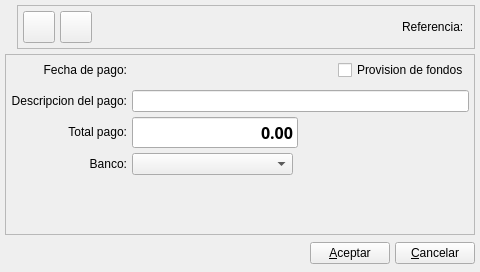
Above: bulmages/bulmafact/src/pagobase.ui from eboladev/Bulmages-1 before the change. Below: the same form after it.
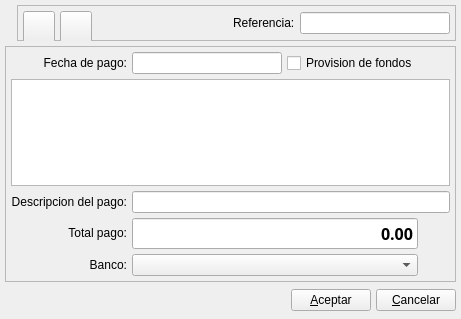
That is the form after the change. Icons and pictures are not drawn. Custom widgets are drawn as their Qt base class.

```diff
--- a/bulmages/bulmafact/src/pagobase.ui
+++ b/bulmages/bulmafact/src/pagobase.ui
@@ -6,8 +6,8 @@
    <rect>
     <x>0</x>
     <y>0</y>
-    <width>480</width>
-    <height>272</height>
+    <width>461</width>
+    <height>319</height>
    </rect>
   </property>
   <property name="windowTitle" >
@@ -16,10 +16,7 @@
   <property name="windowIcon" >
    <iconset resource="../../bulmages.qrc" >:/Bulmafact48x48/images/png/48x48/i_bulmages_pagos.48x48.png</iconset>
   </property>
-  <layout class="QVBoxLayout" >
-   <property name="spacing" >
-    <number>5</number>
-   </property>
+  <layout class="QGridLayout" >
    <property name="leftMargin" >
     <number>5</number>
    </property>
@@ -32,7 +29,13 @@
    <property name="bottomMargin" >
     <number>5</number>
    </property>
-   <item>
+   <property name="horizontalSpacing" >
+    <number>5</number>
+   </property>
+   <property name="verticalSpacing" >
+    <number>5</number>
+   </property>
+   <item row="0" column="0" >
     <layout class="QHBoxLayout" >
      <property name="spacing" >
       <number>5</number>
@@ -202,14 +205,27 @@
          </widget>
         </item>
         <item>
-         <widget class="BusquedaReferencia" native="1" name="mui_refpago" />
+         <widget class="BusquedaReferencia" name="mui_refpago" >
+          <property name="minimumSize" >
+           <size>
+            <width>150</width>
+            <height>0</height>
+           </size>
+          </property>
+          <property name="maximumSize" >
+           <size>
+            <width>150</width>
+            <height>16777215</height>
+           </size>
+          </property>
+         </widget>
         </item>
        </layout>
       </widget>
      </item>
     </layout>
    </item>
-   <item>
+   <item row="1" column="0" >
     <widget class="QFrame" name="frame_2" >
      <property name="frameShape" >
       <enum>QFrame::StyledPanel</enum>
@@ -236,51 +252,49 @@
       <property name="verticalSpacing" >
        <number>5</number>
       </property>
+      <item row="0" column="0" >
+       <widget class="QLabel" name="textLabel1_2_3" >
+        <property name="text" >
+         <string>Fecha de pago:</string>
+        </property>
+        <property name="alignment" >
+         <set>Qt::AlignRight|Qt::AlignTrailing|Qt::AlignVCenter</set>
+        </property>
+       </widget>
+      </item>
+      <item row="0" column="1" >
+       <widget class="BusquedaFecha" name="mui_fechapago" >
+        <property name="minimumSize" >
+         <size>
+          <width>150</width>
+          <height>0</height>
+         </size>
+        </property>
+        <property name="maximumSize" >
+         <size>
+          <width>150</width>
+          <height>16777215</height>
+         </size>
+        </property>
+       </widget>
+      </item>
+      <item row="0" column="2" >
+       <widget class="QCheckBox" name="mui_previsionpago" >
+        <property name="layoutDirection" >
+         <enum>Qt::LeftToRight</enum>
+        </property>
+        <property name="text" >
+         <string>Provision de fondos</string>
+        </property>
+       </widget>
+      </item>
       <item row="1" column="0" colspan="4" >
-       <widget class="BusquedaProveedor" native="1" name="mui_idproveedor" >
-        <property name="minimumSize" >
-         <size>
-          <width>250</width>
-          <height>0</height>
-         </size>
+       <widget class="BusquedaProveedor" name="mui_idproveedor" >
+        <property name="focusPolicy" >
+         <enum>Qt::StrongFocus</enum>
         </property>
        </widget>
       </item>
-      <item row="3" column="0" >
-       <widget class="QLabel" name="textLabel1_4_4" >
-        <property name="sizePolicy" >
-         <sizepolicy vsizetype="Fixed" hsizetype="Preferred" >
-          <horstretch>0</horstretch>
-          <verstretch>0</verstretch>
-         </sizepolicy>
-        </property>
-        <property name="text" >
-         <string>Total pago:</string>
-        </property>
-        <property name="alignment" >
-         <set>Qt::AlignRight|Qt::AlignTrailing|Qt::AlignVCenter</set>
-        </property>
-        <property name="buddy" >
-         <cstring>mui_cantpago</cstring>
-        </property>
-       </widget>
-      </item>
-      <item row="5" column="0" colspan="4" >
-       <spacer>
-        <property name="orientation" >
-         <enum>Qt::Vertical</enum>
-        </property>
-        <property name="sizeHint" >
-         <size>
-          <width>428</width>
-          <height>16</height>
-         </size>
-        </property>
-       </spacer>
-      </item>
-      <item row="2" column="1" colspan="3" >
-       <widget class="QLineEdit" name="mui_comentpago" />
-      </item>
       <item row="2" column="0" >
        <widget class="QLabel" name="textLabel1_2_2_3_2" >
         <property name="sizePolicy" >
@@ -300,11 +314,45 @@
         </property>
        </widget>
       </item>
+      <item row="2" column="1" colspan="3" >
+       <widget class="QLineEdit" name="mui_comentpago" />
+      </item>
+      <item row="3" column="0" >
+       <widget class="QLabel" name="textLabel1_4_4" >
+        <property name="sizePolicy" >
+         <sizepolicy vsizetype="Fixed" hsizetype="Preferred" >
+          <horstretch>0</horstretch>
+          <verstretch>0</verstretch>
+         </sizepolicy>
+        </property>
+        <property name="text" >
+         <string>Total pago:</string>
+        </property>
+        <property name="alignment" >
+         <set>Qt::AlignRight|Qt::AlignTrailing|Qt::AlignVCenter</set>
+        </property>
+        <property name="buddy" >
+         <cstring>mui_cantpago</cstring>
+        </property>
+       </widget>
+      </item>
       <item row="3" column="1" colspan="2" >
        <widget class="QLineEdit" name="mui_cantpago" >
         <property name="enabled" >
          <bool>true</bool>
         </property>
+        <property name="sizePolicy" >
+         <sizepolicy vsizetype="Fixed" hsizetype="Preferred" >
+          <horstretch>0</horstretch>
+          <verstretch>0</verstretch>
+         </sizepolicy>
+        </property>
+        <property name="minimumSize" >
+         <size>
+          <width>250</width>
+          <height>0</height>
+         </size>
+        </property>
         <property name="font" >
          <font>
           <family>Sans Serif</family>
@@ -324,81 +372,6 @@
         </property>
        </widget>
       </item>
-      <item row="0" column="0" >
-       <widget class="QLabel" name="textLabel1_2_3" >
-        <property name="text" >
-         <string>Fecha de pago:</string>
-        </property>
-        <property name="alignment" >
-         <set>Qt::AlignRight|Qt::AlignTrailing|Qt::AlignVCenter</set>
-        </property>
-       </widget>
-      </item>
-      <item row="0" column="1" >
-       <widget class="BusquedaFecha" native="1" name="mui_fechapago" >
-        <property name="sizePolicy" >
-         <sizepolicy vsizetype="Preferred" hsizetype="Expanding" >
-          <horstretch>0</horstretch>
-          <verstretch>0</verstretch>
-         </sizepolicy>
-        </property>
-       </widget>
-      </item>
-      <item row="3" column="3" >
-       <spacer>
-        <property name="orientation" >
-         <enum>Qt::Horizontal</enum>
-        </property>
-        <property name="sizeHint" >
-         <size>
-          <width>162</width>
-          <height>26</height>
-         </size>
-        </property>
-       </spacer>
-      </item>
-      <item row="0" column="2" colspan="2" >
-       <layout class="QHBoxLayout" >
-        <property name="spacing" >
-         <number>5</number>
-        </property>
-        <property name="leftMargin" >
-         <number>0</number>
-        </property>
-        <property name="topMargin" >
-         <number>0</number>
-        </property>
-        <property name="rightMargin" >
-         <number>0</number>
-        </property>
-        <property name="bottomMargin" >
-         <number>0</number>
-        </property>
-        <item>
-         <spacer>
-          <property name="orientation" >
-           <enum>Qt::Horizontal</enum>
-          </property>
-          <property name="sizeHint" >
-           <size>
-            <width>40</width>
-            <height>20</height>
-           </size>
-          </property>
-         </spacer>
-        </item>
-        <item>
-         <widget class="QCheckBox" name="mui_previsionpago" >
-          <property name="layoutDirection" >
-           <enum>Qt::LeftToRight</enum>
-          </property>
-          <property name="text" >
-           <string>Provision de fondos</string>
-          </property>
-         </widget>
-        </item>
-       </layout>
-      </item>
       <item row="4" column="0" >
        <widget class="QLabel" name="textLabel1_4_5" >
         <property name="sizePolicy" >
@@ -418,13 +391,62 @@
         </property>
        </widget>
       </item>
-      <item row="4" column="1" >
-       <widget class="BusquedaBanco" name="mui_idbanco" />
+      <item row="4" column="1" colspan="2" >
+       <widget class="BusquedaBanco" name="mui_idbanco" >
+        <property name="minimumSize" >
+         <size>
+          <width>250</width>
+          <height>0</height>
+         </size>
+        </property>
+        <property name="focusPolicy" >
+         <enum>Qt::StrongFocus</enum>
+        </property>
+       </widget>
+      </item>
+      <item row="3" column="3" >
+       <spacer>
+        <property name="orientation" >
+         <enum>Qt::Horizontal</enum>
+        </property>
+        <property name="sizeHint" >
+         <size>
+          <width>40</width>
+          <height>20</height>
+         </size>
+        </property>
+       </spacer>
+      </item>
+      <item row="4" column="3" >
+       <spacer>
+        <property name="orientation" >
+         <enum>Qt::Horizontal</enum>
+        </property>
+        <property name="sizeHint" >
+         <size>
+          <width>40</width>
+          <height>20</height>
+         </size>
+        </property>
+       </spacer>
       </item>
      </layout>
     </widget>
    </item>
-   <item>
+   <item row="2" column="0" >
+    <spacer>
+     <property name="orientation" >
+      <enum>Qt::Vertical</enum>
+     </property>
+     <property name="sizeHint" >
+      <size>
+       <width>20</width>
+       <height>40</height>
+      </size>
+     </property>
+    </spacer>
+   </item>
+   <item row="3" column="0" >
     <layout class="QHBoxLayout" >
      <property name="spacing" >
       <number>5</number>
@@ -479,21 +501,20 @@
    <extends>QComboBox</extends>
    <header>busquedabanco.h</header>
   </customwidget>
+  <customwidget>
+   <class>BusquedaProveedor</class>
+   <extends>QTextEdit</extends>
+   <header>busquedaproveedor.h</header>
+  </customwidget>
   <customwidget>
    <class>BusquedaFecha</class>
-   <extends>QWidget</extends>
+   <extends>QLineEdit</extends>
    <header>../../bulmalib/src/busquedafecha.h</header>
   </customwidget>
   <customwidget>
    <class>BusquedaReferencia</class>
-   <extends>QWidget</extends>
+   <extends>QLineEdit</extends>
    <header>busquedareferencia.h</header>
-   <container>1</container>
-  </customwidget>
-  <customwidget>
-   <class>BusquedaProveedor</class>
-   <extends>QWidget</extends>
-   <header>busquedaproveedor.h</header>
   </customwidget>
  </customwidgets>
  <tabstops>
```
Left out of the diff: 9 changed lines with no effect on the pictures.
